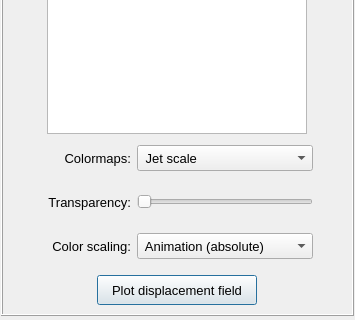
Old version of the form pulse/interface/data/ui_files/plots/results/structural/plot_nodal_results_field_for_harmonic_analysis.ui in the repository open-pulse/OpenPulse; both pictures show x 0 to 355 and y 179 to 499 of the 355 by 499 pixel window.
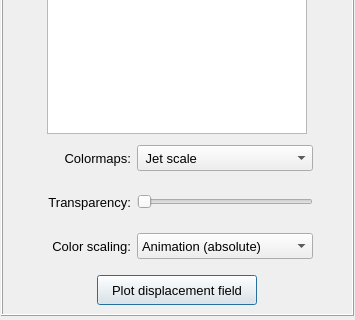
New version of the form.

The edit to the form file:
```diff
--- a/pulse/interface/data/ui_files/plots/results/structural/plot_nodal_results_field_for_harmonic_analysis.ui
+++ b/pulse/interface/data/ui_files/plots/results/structural/plot_nodal_results_field_for_harmonic_analysis.ui
@@ -260,7 +260,7 @@
            </property>
            <item>
             <property name="text">
-             <string> Animation (absolute)</string>
+             <string>Animation (absolute)</string>
             </property>
            </item>
            <item>
```
Left out of the diff: 26 changed lines with no effect on the pictures.
